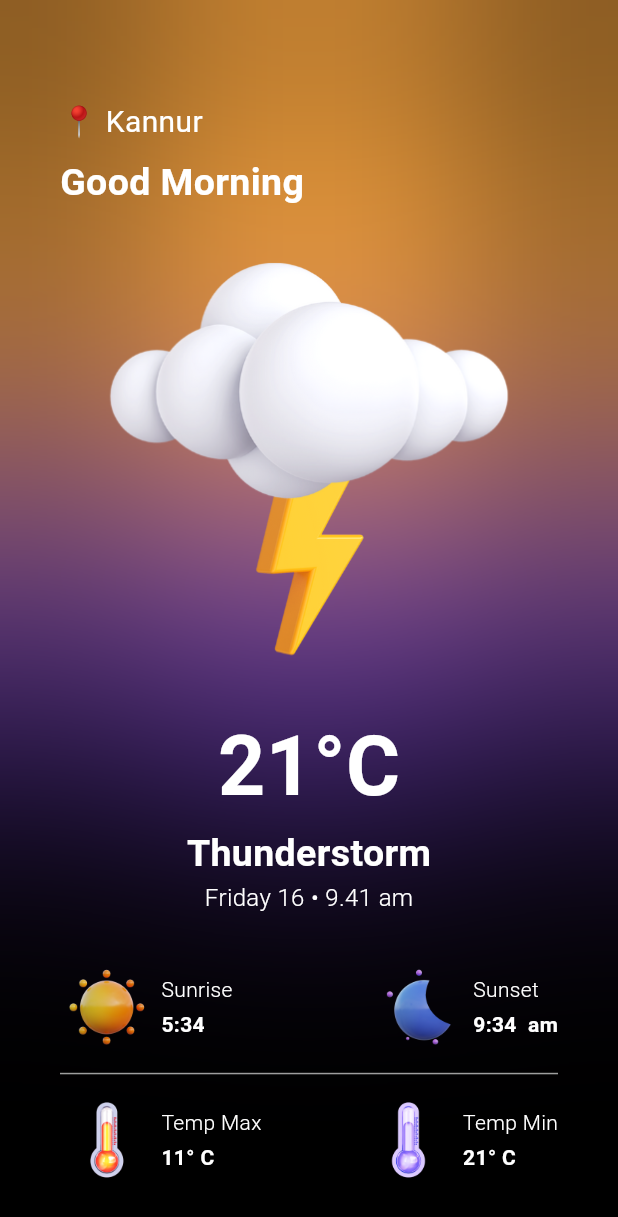
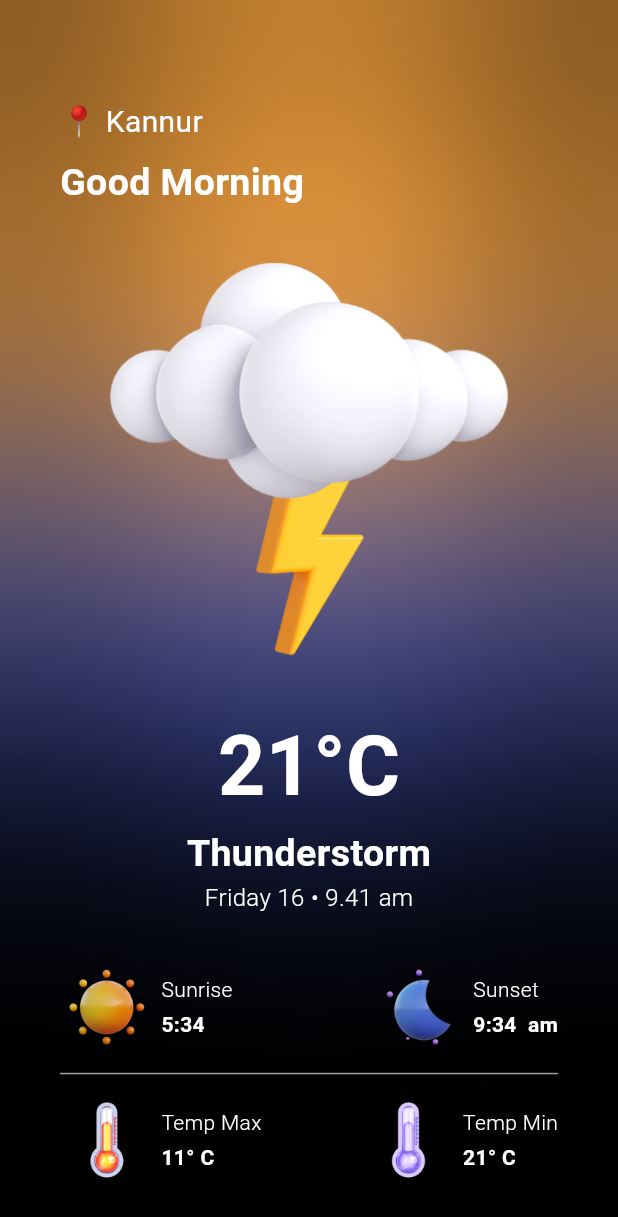
Before and after one commit to rahulsvaz/weather_app_bloc, a Flutter app: the screen it shows after launch, on a phone screen of 412 x 824 dp. Shown: the top 1217 px of the screen. Run offline on Flutter 3.47's test engine with Material 3 defaults, Android fonts, the phone set to English and light mode, and no system bars; our stand-ins replace bloc, equatable, flutter_bloc, geolocator, weather.

```diff
--- a/lib/main.dart
+++ b/lib/main.dart
@@ -1,17 +1,20 @@
 import 'package:flutter/material.dart';
+import 'package:flutter_bloc/flutter_bloc.dart';
 import 'package:weather_app_bloc/screens/home_screen/home_scree.dart';
+import 'package:weather_app_bloc/weather_bloc/weather_bloc.dart';
 
 void main() {
-  runApp(const MyApp());}
+  runApp(const MyApp());
+}
 
+class MyApp extends StatelessWidget {
+  const MyApp({super.key});
 
-  class MyApp extends StatelessWidget{
-    const MyApp({super.key});
-
-    @override
-    Widget build (BuildContext context){
-      return MaterialApp(
-        home: HomeScreen()
-      );
-    }
+  @override
+  Widget build(BuildContext context) {
+    return BlocProvider(
+      create: (context) => WeatherBloc(),
+      child: const MaterialApp(home: HomeScreen()),
+    );
   }
+}
--- a/lib/screens/home_screen/home_scree.dart
+++ b/lib/screens/home_screen/home_scree.dart
@@ -34,7 +34,7 @@ class HomeScreen extends StatelessWidget {
                   height: 300,
                   width: 300,
                   decoration: const BoxDecoration(
-                      shape: BoxShape.circle, color: Colors.deepPurple),
+                      shape: BoxShape.circle, color: Colors.indigo),
                 ),
               ),
               Align(
@@ -46,7 +46,7 @@ class HomeScreen extends StatelessWidget {
                   height: 300,
                   width: 300,
                   decoration: const BoxDecoration(
-                      shape: BoxShape.circle, color: Colors.deepPurple),
+                      shape: BoxShape.circle, color: Colors.indigo),
                 ),
               ),
               Align(
--- a/lib/weather_bloc/weather_event.dart
+++ b/lib/weather_bloc/weather_event.dart
@@ -1,4 +1,10 @@
 part of 'weather_bloc.dart';
 
 @immutable
-sealed class WeatherEvent {}
+sealed class WeatherEvent extends Equatable {
+  const WeatherEvent();
+  @override
+  List<Object?> get props => [];
+}
+
+class FetchWeatherEvent extends WeatherEvent {}
--- a/lib/weather_bloc/weather_state.dart
+++ b/lib/weather_bloc/weather_state.dart
@@ -1,6 +1,21 @@
 part of 'weather_bloc.dart';
 
 @immutable
-sealed class WeatherState {}
+sealed class WeatherState extends Equatable {
+  @override
+  List<Object?> get props => [];
+}
 
 final class WeatherInitial extends WeatherState {}
+
+final class WeatherLoading extends WeatherState {}
+
+final class WeatherFailure extends WeatherState {}
+
+final class WeatherSuccesses extends WeatherState {
+  final Weather weather;
+
+  WeatherSuccesses({required this.weather});
+  @override
+  List<Object?> get props => [weather];
+}
--- a/pubspec.yaml
+++ b/pubspec.yaml
@@ -40,6 +40,8 @@ dependencies:
   intl: ^0.19.0
   flutter_bloc: ^8.1.4
   bloc: ^8.1.3
+  equatable: ^2.0.5
+  meta: ^1.11.0
 
 dev_dependencies:
   flutter_test:
```
Also changed, not shown: lib/weather_bloc/weather_bloc.dart (+25 -3 lines), pubspec.lock, 1 other file.
